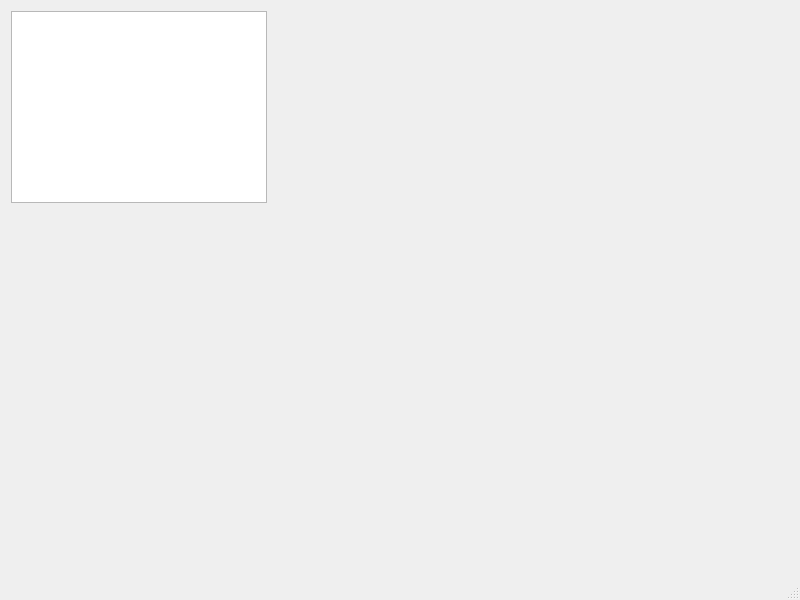
Qt form mainwindow.ui (Noneptr/NetworkIPCalculator) before a commit.
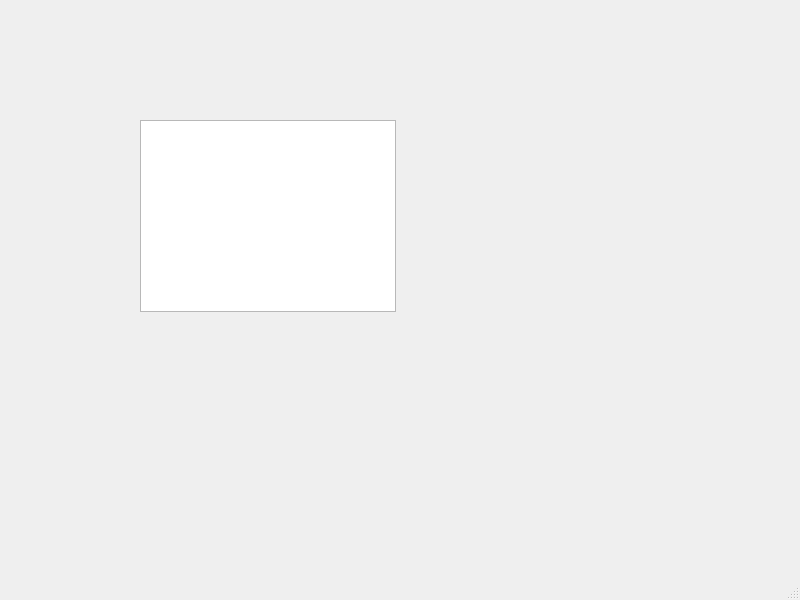
The same form after that commit.

Patch:
```diff
--- a/mainwindow.ui
+++ b/mainwindow.ui
@@ -17,8 +17,8 @@
    <widget class="QTreeView" name="treeView">
     <property name="geometry">
      <rect>
-      <x>11</x>
-      <y>11</y>
+      <x>140</x>
+      <y>120</y>
       <width>256</width>
       <height>192</height>
      </rect>
```
